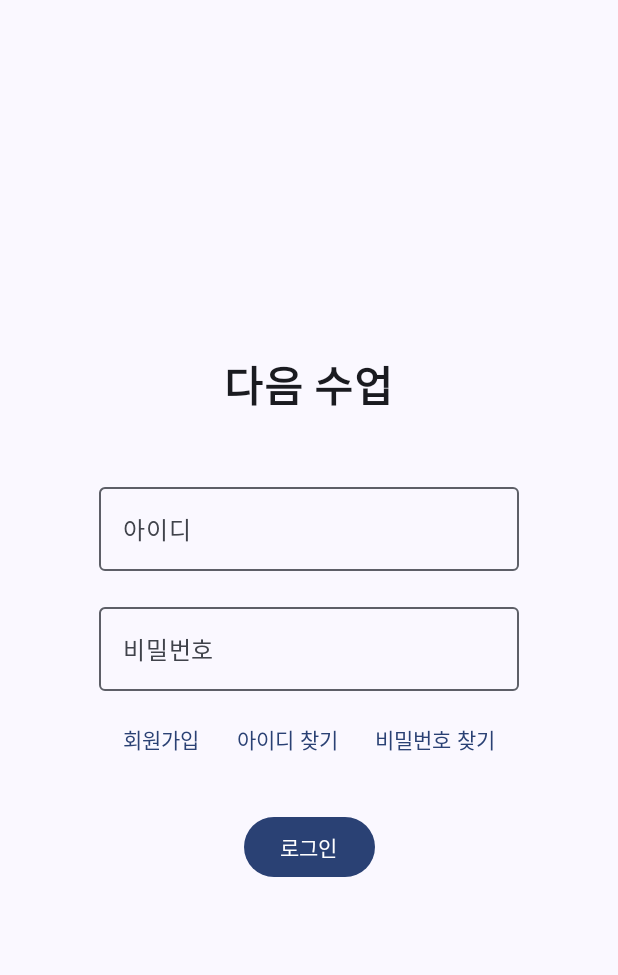
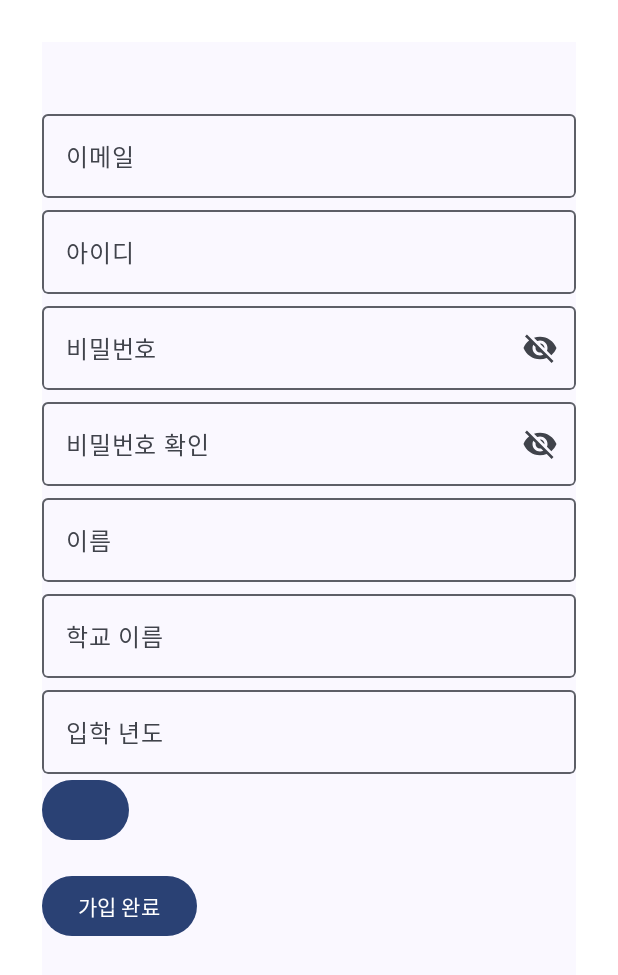
Before and after one commit to applepepsi/NextClass, an Android app built with Jetpack Compose: the screen it shows after launch (MainActivity), on a phone screen of 412 x 824 dp. Shown: the top 975 px of the screen. Run offline under Robolectric (Android 15) with nearby library versions, the phone set to English and light mode, and no system bars; our stand-ins replace Dagger/Hilt's generated code.

Commit message:
회원가입 구현중

```diff
--- a/app/build.gradle
+++ b/app/build.gradle
@@ -79,11 +79,12 @@ dependencies {
     implementation libs.androidx.lifecycle.viewmodel.compose
 //
 //    //hilt
-
     implementation 'com.google.dagger:hilt-android:2.48'
     kapt 'com.google.dagger:hilt-compiler:2.48'
     implementation "androidx.hilt:hilt-navigation-compose:1.0.0"
 
+    implementation "androidx.compose.material:material-icons-extended:1.6.7"
+
 
 
 }
--- a/app/src/main/java/com/example/nextclass/MainActivity.kt
+++ b/app/src/main/java/com/example/nextclass/MainActivity.kt
@@ -31,6 +31,7 @@ import dagger.hilt.android.AndroidEntryPoint
 import androidx.compose.runtime.*
 import androidx.compose.ui.text.input.PasswordVisualTransformation
 import androidx.navigation.compose.rememberNavController
+import com.example.nextclass.appComponent.GradeDropDownMenuComponent
 import com.example.nextclass.screen.LoginNav
 
 @AndroidEntryPoint
@@ -40,12 +41,8 @@ class MainActivity : ComponentActivity() {
 
         setContent {
             NextClassTheme {
-                Surface(
-                    modifier = Modifier.fillMaxSize(),
-                    color = MaterialTheme.colorScheme.background
-                ) {
-                    Greeting()
-                }
+                Greeting()
+//                GradeDropDownMenuComponent()
             }
         }
     }
--- /dev/null
+++ b/app/src/main/java/com/example/nextclass/appComponent/AppComponents.kt
@@ -0,0 +1,197 @@
+package com.example.nextclass.appComponent
+
+
+import androidx.compose.foundation.layout.Column
+import androidx.compose.foundation.layout.ColumnScope
+import androidx.compose.foundation.layout.fillMaxWidth
+import androidx.compose.foundation.layout.padding
+import androidx.compose.foundation.text.KeyboardOptions
+import androidx.compose.material.icons.Icons
+
+import androidx.compose.material.icons.filled.Visibility
+import androidx.compose.material.icons.filled.VisibilityOff
+import androidx.compose.material3.Button
+import androidx.compose.material3.Card
+import androidx.compose.material3.DismissValue
+import androidx.compose.material3.DropdownMenu
+import androidx.compose.material3.DropdownMenuItem
+import androidx.compose.material3.ExperimentalMaterial3Api
+import androidx.compose.material3.Icon
+
+
+import androidx.compose.material3.IconButton
+import androidx.compose.material3.OutlinedTextField
+import androidx.compose.material3.Text
+import androidx.compose.material3.TextFieldDefaults
+import androidx.compose.material3.TopAppBar
+import androidx.compose.runtime.Composable
+import androidx.compose.runtime.getValue
+import androidx.compose.runtime.mutableIntStateOf
+import androidx.compose.runtime.mutableStateOf
+import androidx.compose.runtime.remember
+import androidx.compose.runtime.setValue
+import androidx.compose.ui.Modifier
+import androidx.compose.ui.draw.clip
+import androidx.compose.ui.graphics.Color
+import androidx.compose.ui.layout.onSizeChanged
+import androidx.compose.ui.platform.LocalDensity
+import androidx.compose.ui.res.colorResource
+import androidx.compose.ui.text.input.KeyboardType
+import androidx.compose.ui.text.input.PasswordVisualTransformation
+import androidx.compose.ui.text.input.VisualTransformation
+import androidx.compose.ui.tooling.preview.Preview
+import androidx.compose.ui.unit.DpOffset
+import androidx.compose.ui.unit.dp
+import androidx.compose.ui.unit.sp
+import androidx.compose.ui.window.PopupProperties
+import com.example.nextclass.items.GradeDropDownItems
+import com.example.nextclass.screen.JoinView
+import com.example.nextclass.ui.theme.NextClassTheme
+import com.example.nextclass.viewmodel.LoginViewModel
+
+
+@OptIn(ExperimentalMaterial3Api::class)
+@Composable
+fun TextInputFieldComponent(
+    value: String,
+    onValueChange: (String) -> Unit,
+    labelValue: String,
+
+){
+
+    OutlinedTextField(
+        modifier = Modifier
+            .fillMaxWidth()
+            .clip(componentShape.small),
+        label = {Text(text = labelValue)},
+        colors = TextFieldDefaults.outlinedTextFieldColors(
+            focusedBorderColor = Color.Black,
+            focusedLabelColor = Color.Black,
+            cursorColor = Color.Black,
+        ),
+        keyboardOptions=KeyboardOptions.Default,
+        value = value,
+        onValueChange = onValueChange,
+    )
+
+}
+
+@OptIn(ExperimentalMaterial3Api::class)
+@Composable
+fun PasswordInputFieldComponent(
+    value: String,
+    onValueChange: (String) -> Unit,
+    labelValue: String,
+    passwordVisibleOption:Boolean,
+    togglePassWordVisibility:()->Unit
+    ){
+
+    OutlinedTextField(
+        modifier = Modifier
+            .fillMaxWidth()
+            .clip(componentShape.small),
+        label = {Text(text = labelValue)},
+        colors = TextFieldDefaults.outlinedTextFieldColors(
+            focusedBorderColor = Color.Black,
+            focusedLabelColor = Color.Black,
+            cursorColor = Color.Black,
+        ),
+        keyboardOptions=KeyboardOptions(keyboardType = KeyboardType.Password),
+        value = value,
+        onValueChange = onValueChange,
+        trailingIcon = {
+            val iconImage=if(passwordVisibleOption){
+                Icons.Filled.Visibility
+            }else{
+                Icons.Filled.VisibilityOff
+            }
+
+            val description=if(passwordVisibleOption){
+                "비빌번호 보이기"
+            }else{
+                "비밀번호 숨기기"
+            }
+
+            IconButton(onClick = togglePassWordVisibility) {
+                Icon(imageVector = iconImage, contentDescription = description)
+            }
+
+        },
+        visualTransformation = if(passwordVisibleOption){
+            VisualTransformation.None
+        }else{
+            PasswordVisualTransformation()
+        }
+    )
+
+}
+
+@Composable
+fun GradeDropDownMenuComponent(
+    onValueChange: (String) -> Unit,
+    labelValue: String,
+    dropDownMenuOption:Boolean,
+    toggleDropDownMenuOption:()->Unit
+    )  {
+
+
+    Column {
+        Button(onClick = toggleDropDownMenuOption) {
+            Text(text = labelValue)
+        }
+
+    }
+
+    DropdownMenu(
+        expanded = dropDownMenuOption,
+        onDismissRequest = {
+            toggleDropDownMenuOption()
+        }
+    ) {
+        // 드롭 다운 메뉴의 각 항목을 나타냄
+        DropdownMenuItem(
+            text = { Text(text = "1학년") },
+            onClick = {
+                onValueChange("1학년")
+                toggleDropDownMenuOption()
+            })
+        DropdownMenuItem(
+            text = { Text(text = "2학년") },
+            onClick = {
+                onValueChange("2학년")
+                toggleDropDownMenuOption()
+            })
+        DropdownMenuItem(
+            text = { Text(text = "3학년") },
+            onClick = {
+                onValueChange("3학년")
+                toggleDropDownMenuOption()
+            })
+        DropdownMenuItem(
+            text = { Text(text = "졸업생") },
+            onClick = {
+                onValueChange("졸업생")
+                toggleDropDownMenuOption()
+            })
+    }
+}
+
+@Preview(showBackground = true)
+@Composable
+fun GreetingPreview() {
+    NextClassTheme {
+//        GradeDropDownMenuComponent()
+    }
+}
+
+@Composable
+fun TextInputHelpFieldComponent(loginViewModel:LoginViewModel){
+
+    Text(
+        text = "",
+        fontSize = 10.sp,
+        modifier = Modifier
+            .fillMaxWidth()
+            .padding(start = 20.dp, top = 5.dp),
+    )
+}
--- /dev/null
+++ b/app/src/main/java/com/example/nextclass/appComponent/ComponentShape.kt
@@ -0,0 +1,11 @@
+package com.example.nextclass.appComponent
+
+import androidx.compose.foundation.shape.RoundedCornerShape
+import androidx.compose.material3.Shapes
+import androidx.compose.ui.unit.dp
+
+val componentShape= Shapes(
+    small= RoundedCornerShape(4.dp),
+    medium= RoundedCornerShape(8.dp),
+    large = RoundedCornerShape(12.dp),
+)
--- a/app/src/main/java/com/example/nextclass/screen/JoinView.kt
+++ b/app/src/main/java/com/example/nextclass/screen/JoinView.kt
@@ -1,101 +1,126 @@
 package com.example.nextclass.screen
 
 import android.util.Log
+import androidx.compose.foundation.background
 import androidx.compose.foundation.layout.Arrangement
 import androidx.compose.foundation.layout.Column
 import androidx.compose.foundation.layout.Row
 import androidx.compose.foundation.layout.Spacer
 import androidx.compose.foundation.layout.fillMaxSize
+import androidx.compose.foundation.layout.fillMaxWidth
 import androidx.compose.foundation.layout.height
 import androidx.compose.foundation.layout.padding
 import androidx.compose.material3.Button
 import androidx.compose.material3.OutlinedTextField
+import androidx.compose.material3.Surface
 import androidx.compose.material3.Text
 import androidx.compose.material3.TextButton
 import androidx.compose.runtime.Composable
 import androidx.compose.ui.Alignment
 import androidx.compose.ui.Modifier
+import androidx.compose.ui.graphics.Color
+import androidx.compose.ui.res.stringResource
 import androidx.compose.ui.text.font.FontWeight
 import androidx.compose.ui.text.input.PasswordVisualTransformation
+import androidx.compose.ui.text.input.VisualTransformation
+import androidx.compose.ui.text.style.TextAlign
 import androidx.compose.ui.tooling.preview.Preview
 import androidx.compose.ui.unit.dp
 import androidx.compose.ui.unit.sp
+import com.example.nextclass.appComponent.PasswordInputFieldComponent
+import com.example.nextclass.appComponent.TextInputFieldComponent
 import com.example.nextclass.ui.theme.NextClassTheme
 import com.example.nextclass.viewmodel.LoginViewModel
+import com.example.nextclass.R
+import com.example.nextclass.appComponent.GradeDropDownMenuComponent
 
 @Composable
 fun JoinView(loginViewModel: LoginViewModel) {
 
 
+
+    Surface(
+        modifier = Modifier
+            .fillMaxSize()
+            .background(Color.White)
+            .padding(28.dp)
+    ){
         Column(
-        modifier = Modifier.fillMaxSize(),
-        verticalArrangement = Arrangement.Center,
-        horizontalAlignment = Alignment.CenterHorizontally
+            modifier = Modifier.fillMaxSize()
         ) {
-        Text(text = "회원가입", fontSize = 28.sp, fontWeight = FontWeight.Bold)
 
             Spacer(modifier = Modifier.height(40.dp))
 
-        OutlinedTextField(
+            TextInputFieldComponent(
                 value = loginViewModel.email.value,
                 onValueChange = { loginViewModel.updateEmail(it) },
-            label = { Text(text = "이메일") }
+                labelValue = stringResource(id = R.string.email),
             )
 
-        Spacer(modifier = Modifier.height(16.dp))
-
-        OutlinedTextField(
+            TextInputFieldComponent(
                 value = loginViewModel.id.value,
                 onValueChange = { loginViewModel.updateId(it) },
-            label = { Text(text = "아이디") },
+                labelValue = stringResource(id = R.string.id),
             )
-        Spacer(modifier = Modifier.height(16.dp))
 
-        OutlinedTextField(
+
+
+            PasswordInputFieldComponent(
                 value = loginViewModel.password.value,
                 onValueChange = { loginViewModel.updatePassword(it) },
-            label = { Text(text = "비밀번호") },
-            visualTransformation = PasswordVisualTransformation()
+                labelValue = stringResource(id = R.string.password),
+                passwordVisibleOption = loginViewModel.passwordVisibility.value,
+                togglePassWordVisibility = { loginViewModel.togglePasswordVisibility() }
             )
-        Spacer(modifier = Modifier.height(16.dp))
 
-        OutlinedTextField(
+            PasswordInputFieldComponent(
                 value = loginViewModel.passwordConfirm.value,
                 onValueChange = { loginViewModel.updatePasswordConfirm(it) },
-            label = { Text(text = "비밀번호 확인") },
-            visualTransformation = PasswordVisualTransformation()
+                labelValue = stringResource(id = R.string.passwordConfirm),
+                passwordVisibleOption = loginViewModel.passwordVisibility.value,
+                togglePassWordVisibility = { loginViewModel.togglePasswordVisibility() }
             )
-        Spacer(modifier = Modifier.height(16.dp))
 
-        OutlinedTextField(
+
+
+            TextInputFieldComponent(
                 value = loginViewModel.name.value,
                 onValueChange = { loginViewModel.updateName(it) },
-            label = { Text(text = "이름") },
+                labelValue = stringResource(id = R.string.name),
             )
-        Spacer(modifier = Modifier.height(16.dp))
 
-        OutlinedTextField(
+
+
+            TextInputFieldComponent(
                 value = loginViewModel.schoolName.value,
                 onValueChange = { loginViewModel.updateSchoolName(it) },
-            label = { Text(text = "학교명") },
+                labelValue = stringResource(id = R.string.schoolName),
             )
-        Spacer(modifier = Modifier.height(16.dp))
 
-        OutlinedTextField(
+
+            TextInputFieldComponent(
                 value = loginViewModel.entranceYear.value,
                 onValueChange = { loginViewModel.updateEntranceYear(it) },
-            label = { Text(text = "입학 년도") },
+                labelValue = stringResource(id = R.string.entranceYear),
+            )
+
+            GradeDropDownMenuComponent(
+
+                onValueChange={loginViewModel.updateEntranceYear(it)},
+                labelValue=loginViewModel.entranceYear.value,
+                dropDownMenuOption=loginViewModel.menuVisibility.value,
+                toggleDropDownMenuOption={loginViewModel.toggleMenuVisibility()}
             )
 
             Spacer(modifier = Modifier.height(16.dp))
 
             Button(onClick = {
-            loginViewModel.setLoginInput()
+                loginViewModel.joinComplete()
             }) {
                 Text(text = "가입 완료")
             }
 
-
+        }
     }
 
 }
--- a/app/src/main/java/com/example/nextclass/screen/LoginNav.kt
+++ b/app/src/main/java/com/example/nextclass/screen/LoginNav.kt
@@ -14,12 +14,12 @@ import com.example.nextclass.viewmodel.LoginViewModel
 fun LoginNav(loginViewModel: LoginViewModel = hiltViewModel()) {
     val loginNav= rememberNavController()
 
-    NavHost(navController = loginNav, startDestination = LoginNavItems.LOGIN.name) {
+    NavHost(navController = loginNav, startDestination = LoginNavItems.JOIN.name) {
         composable(route=LoginNavItems.LOGIN.name) {
             LoginView(loginViewModel)
         }
         composable(route=LoginNavItems.JOIN.name) {
-
+            JoinView(loginViewModel)
         }
         composable(route=LoginNavItems.FIND_ID.name) {
 
--- a/app/src/main/java/com/example/nextclass/viewmodel/LoginViewModel.kt
+++ b/app/src/main/java/com/example/nextclass/viewmodel/LoginViewModel.kt
@@ -6,6 +6,7 @@ import androidx.lifecycle.ViewModel
 import androidx.compose.runtime.mutableStateOf
 import androidx.compose.runtime.getValue
 import androidx.compose.runtime.setValue
+import androidx.lifecycle.MutableLiveData
 
 import dagger.hilt.android.lifecycle.HiltViewModel
 import javax.inject.Inject
@@ -37,7 +38,14 @@ class LoginViewModel @Inject constructor(
     private val _entranceYear = mutableStateOf("")
     val entranceYear: State<String> = _entranceYear
 
+    private val _emailCheck= mutableStateOf(false)
+    val emailCheck: State<Boolean> = _emailCheck
 
+    private val _passwordVisibility = mutableStateOf(false)
+    val passwordVisibility: State<Boolean> = _passwordVisibility
+
+    private val _menuVisibility=mutableStateOf(false)
+    val menuVisibility: State<Boolean> = _menuVisibility
 
     fun updateEmail(newEmail: String) {
         _email.value = newEmail
@@ -67,11 +75,28 @@ class LoginViewModel @Inject constructor(
         _entranceYear.value = newEntranceYear
     }
 
+    fun togglePasswordVisibility() {
+        _passwordVisibility.value = !_passwordVisibility.value
+    }
 
+    fun toggleMenuVisibility() {
+        _menuVisibility.value = !_menuVisibility.value
+    }
 
     fun setLoginInput(){
 
         Log.d("checkLoginInput", "id : ${id.value}, password : ${password.value}")
+    }
+
+    fun joinComplete(){
+        Log.d("checkLoginInput",
+            "email : ${email.value}," +
+                "id : ${id.value}," +
+                "password : ${password.value}," +
+                "passwordConfirm : ${passwordConfirm.value}," +
+                "name : ${name.value},"+
+                "schoolName : ${schoolName.value},"+
+                "entranceYear : ${entranceYear.value},")
 
     }
 
--- a/app/src/main/res/values/strings.xml
+++ b/app/src/main/res/values/strings.xml
@@ -1,3 +1,10 @@
 <resources>
     <string name="app_name">NextClass</string>
+    <string name="email">이메일</string>
+    <string name="id">아이디</string>
+    <string name="password">비밀번호</string>
+    <string name="passwordConfirm">비밀번호 확인</string>
+    <string name="name">이름</string>
+    <string name="schoolName">학교 이름</string>
+    <string name="entranceYear">입학 년도</string>
 </resources>
```
Also changed, not shown: app/src/main/java/com/example/nextclass/items/GradeDropDownItems.kt (added, +7 -0 lines). Lines whose indentation alone changed are shown as unchanged.
